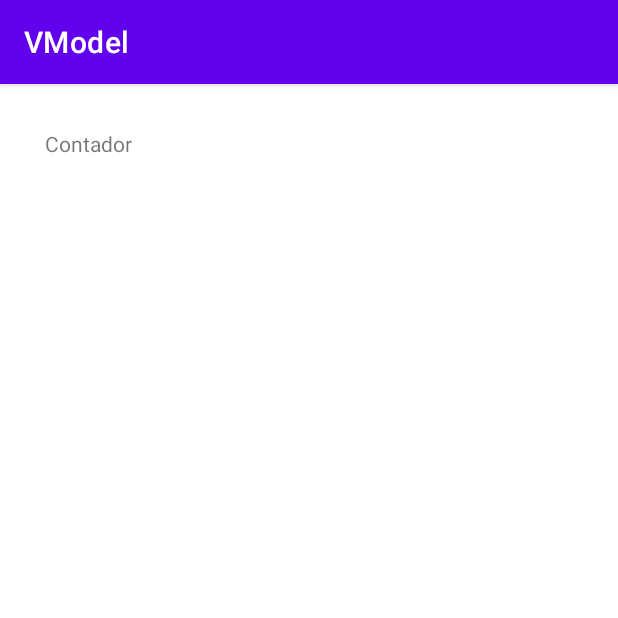
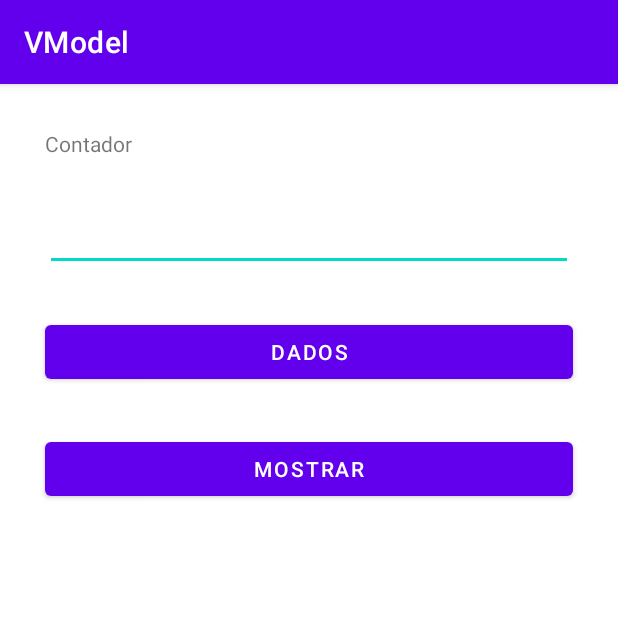
Before and after one commit to Leuow95/VModel, an Android app: the screen it shows after launch (MainActivity), on a phone screen of 412 x 824 dp, the top half of it. Run offline under Robolectric (Android 15) with nearby library versions, the phone set to English and light mode, and no system bars.

Commit message:
added the buttons DADOS and MOSTRAR

```diff
--- a/app/src/main/res/layout/activity_main.xml
+++ b/app/src/main/res/layout/activity_main.xml
@@ -7,14 +7,47 @@
     tools:context=".MainActivity">
 
     <TextView
+        android:id="@+id/textView"
         android:layout_width="0dp"
         android:layout_height="wrap_content"
         android:layout_marginLeft="30dp"
         android:layout_marginTop="30dp"
         android:layout_marginRight="30dp"
-        android:text="Contador"
+        android:text="@string/contador"
         app:layout_constraintLeft_toLeftOf="parent"
         app:layout_constraintRight_toRightOf="parent"
         app:layout_constraintTop_toTopOf="parent" />
 
+    <EditText
+        android:id="@+id/txtContador"
+        android:layout_width="0dp"
+        android:layout_height="wrap_content"
+        android:layout_marginTop="30dp"
+        android:ems="10"
+        android:inputType="textPersonName"
+        android:text=""
+        app:layout_constraintEnd_toEndOf="@+id/textView"
+        app:layout_constraintStart_toStartOf="@+id/textView"
+        app:layout_constraintTop_toBottomOf="@+id/textView" />
+
+    <Button
+        android:id="@+id/btnDados"
+        android:layout_width="0dp"
+        android:layout_height="wrap_content"
+        android:layout_marginTop="30dp"
+        android:text="@string/btnAdicionar"
+        app:layout_constraintEnd_toEndOf="@id/txtContador"
+        app:layout_constraintStart_toStartOf="@id/txtContador"
+        app:layout_constraintTop_toBottomOf="@+id/txtContador" />
+
+    <Button
+        android:id="@+id/btnMostrar"
+        android:layout_width="0dp"
+        android:layout_height="wrap_content"
+        android:layout_marginTop="30dp"
+        android:text="@string/btnMostrar"
+        app:layout_constraintEnd_toEndOf="@+id/btnDados"
+        app:layout_constraintStart_toStartOf="@+id/btnDados"
+        app:layout_constraintTop_toBottomOf="@+id/btnDados" />
+
 </androidx.constraintlayout.widget.ConstraintLayout>
--- a/app/src/main/res/values/strings.xml
+++ b/app/src/main/res/values/strings.xml
@@ -1,3 +1,8 @@
 <resources>
     <string name="app_name">VModel</string>
+    <string name="contador">Contador</string>
+    <string name="btnAdicionar">Dados</string>
+    <string name="btnMostrar">Mostrar</string>
+
+
 </resources>
```
